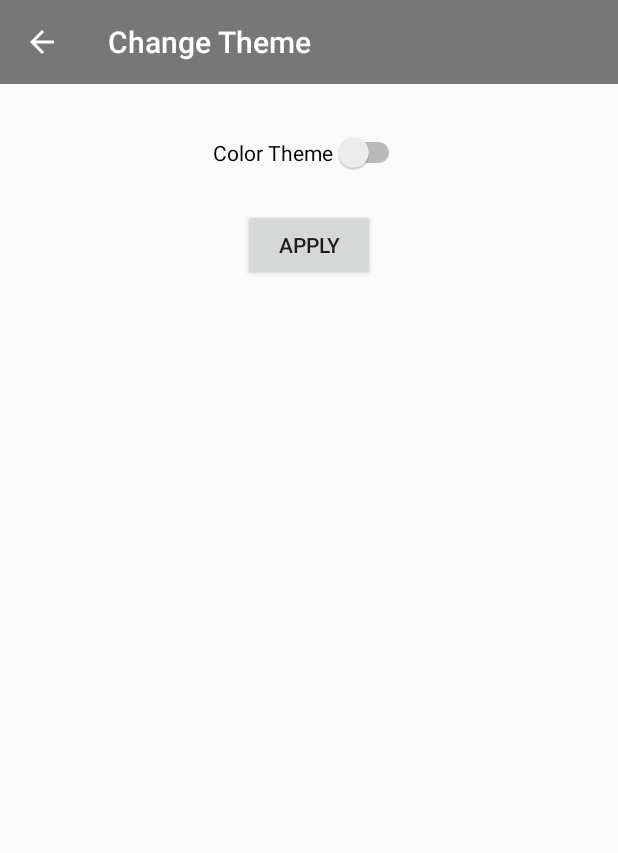
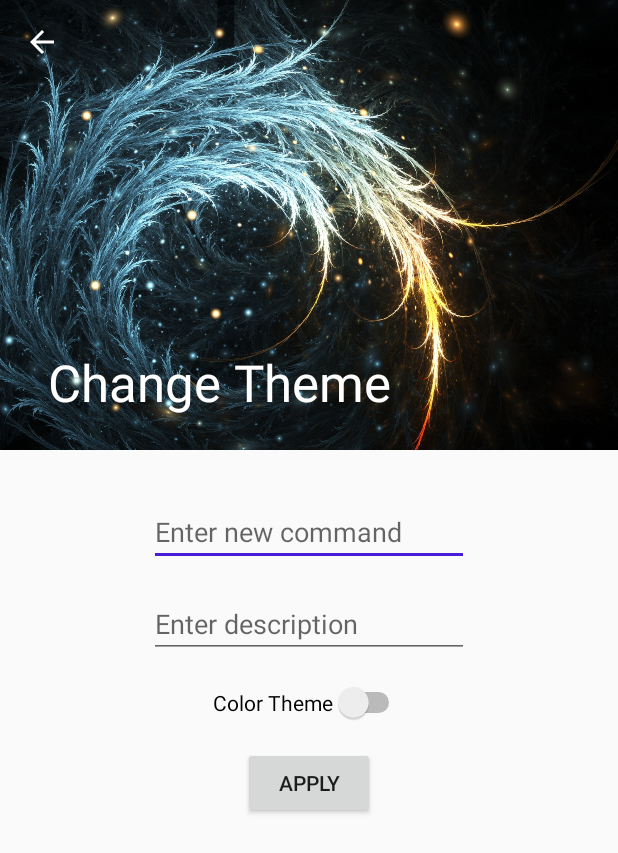
Before and after one commit to SarifIndustries/ShellHint, an Android app: the PlusActivity screen opened directly, with no data from a screen before it, on a phone screen of 412 x 824 dp. Shown: the top 853 px of the screen. Run offline under Robolectric (Android 15) with nearby library versions, the phone set to English and light mode, and no system bars.

Commit message:
Upgrade Secondary Activity
Activity Plus got image and some slider capabilities.

```diff
--- a/app/src/main/res/layout/activity_plus.xml
+++ b/app/src/main/res/layout/activity_plus.xml
@@ -1,37 +1,111 @@
 <?xml version="1.0" encoding="utf-8"?>
-<android.support.constraint.ConstraintLayout xmlns:android="http://schemas.android.com/apk/res/android"
+
+<android.support.design.widget.CoordinatorLayout
+    xmlns:android="http://schemas.android.com/apk/res/android"
     xmlns:app="http://schemas.android.com/apk/res-auto"
     xmlns:tools="http://schemas.android.com/tools"
+    android:id="@+id/PlusCoordinatorID"
     android:layout_width="match_parent"
     android:layout_height="match_parent"
-    tools:context=".PlusActivity">
+    tools:context=".PlusActivity" >
 
-    <include
-        layout="@layout/toolbar"
-        android:id="@+id/toolbar" />
+    <android.support.design.widget.AppBarLayout
+        android:layout_height="300dp"
+        android:layout_width="match_parent"
+        android:theme="@style/ThemeOverlay.AppCompat.Dark.ActionBar">
+
+        <android.support.design.widget.CollapsingToolbarLayout
+            android:layout_height="match_parent"
+            android:layout_width="match_parent"
+            app:layout_scrollFlags="scroll|exitUntilCollapsed"
+            app:contentScrim="?attr/colorPrimary">
+
+            <ImageView
+                android:layout_width="match_parent"
+                android:layout_height="match_parent"
+                android:src="@drawable/snowfire"
+                android:scaleType="centerCrop"
+                android:contentDescription="@string/plus_activity_logo"
+                app:layout_collapseMode="parallax"/>
+
+            <android.support.v7.widget.Toolbar
+                android:id="@+id/toolbar"
+                android:layout_width="match_parent"
+                android:layout_height="?attr/actionBarSize"
+                app:layout_collapseMode="pin" >
+
+            </android.support.v7.widget.Toolbar>
+
+        </android.support.design.widget.CollapsingToolbarLayout>
+
+    </android.support.design.widget.AppBarLayout>
+
+
+    <android.support.v4.widget.NestedScrollView
+        android:layout_width="match_parent"
+        android:layout_height="match_parent"
+        app:layout_behavior="@string/appbar_scrolling_view_behavior">
+
+
+        <android.support.constraint.ConstraintLayout
+            android:layout_width="match_parent"
+            android:layout_height="match_parent">
+
+            <EditText
+                android:id="@+id/editText1"
+                android:layout_width="wrap_content"
+                android:layout_height="wrap_content"
+                android:layout_marginStart="16dp"
+                android:layout_marginTop="32dp"
+                android:layout_marginEnd="16dp"
+                android:ems="10"
+                android:hint="@string/create_command_hint"
+                app:layout_constraintEnd_toEndOf="parent"
+                app:layout_constraintStart_toStartOf="parent"
+                app:layout_constraintTop_toTopOf="parent" />
+
+            <EditText
+                android:id="@+id/editText2"
+                android:layout_width="wrap_content"
+                android:layout_height="wrap_content"
+                android:layout_marginStart="16dp"
+                android:layout_marginTop="16dp"
+                android:layout_marginEnd="16dp"
+                android:ems="10"
+                android:hint="@string/create_description_hint"
+                app:layout_constraintEnd_toEndOf="parent"
+                app:layout_constraintStart_toStartOf="parent"
+                app:layout_constraintTop_toBottomOf="@+id/editText1" />
 
             <Switch
                 android:id="@+id/switchTheme"
                 android:layout_width="wrap_content"
                 android:layout_height="wrap_content"
-        android:layout_marginStart="8dp"
-        android:layout_marginTop="32dp"
-        android:layout_marginEnd="8dp"
+                android:layout_marginStart="16dp"
+                android:layout_marginTop="16dp"
+                android:layout_marginEnd="16dp"
                 android:text="@string/theme_switch"
                 app:layout_constraintEnd_toEndOf="parent"
                 app:layout_constraintStart_toStartOf="parent"
-        app:layout_constraintTop_toBottomOf="@+id/toolbar" />
+                app:layout_constraintTop_toBottomOf="@+id/editText2" />
 
             <Button
                 android:id="@+id/button"
                 android:layout_width="wrap_content"
                 android:layout_height="wrap_content"
-        android:layout_marginStart="8dp"
-        android:layout_marginTop="24dp"
-        android:layout_marginEnd="8dp"
+                android:layout_marginStart="16dp"
+                android:layout_marginTop="16dp"
+                android:layout_marginEnd="16dp"
                 android:text="@string/apply_button"
                 app:layout_constraintEnd_toEndOf="parent"
                 app:layout_constraintStart_toStartOf="parent"
                 app:layout_constraintTop_toBottomOf="@+id/switchTheme" />
 
         </android.support.constraint.ConstraintLayout>
+
+
+    </android.support.v4.widget.NestedScrollView>
+
+
+
+</android.support.design.widget.CoordinatorLayout>
--- a/app/src/main/res/values/strings.xml
+++ b/app/src/main/res/values/strings.xml
@@ -38,4 +38,7 @@
     <string name="swipe_tab_Utilities">Utilities</string>
     <string name="swipe_tab_Network">Network</string>
 
+    <string name="create_command_hint">Enter new command</string>
+    <string name="create_description_hint">Enter description</string>
+
 </resources>
```
Also changed, not shown: app/src/main/res/drawable/snowfire.jpg (added). Lines whose indentation alone changed are shown as unchanged.
